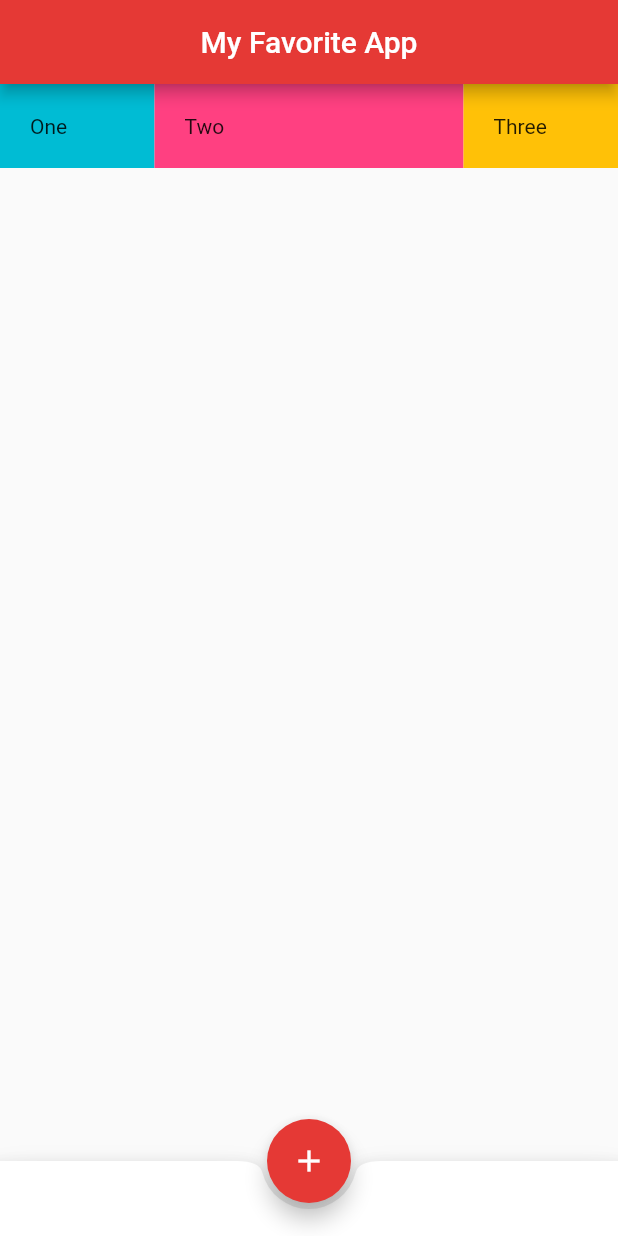
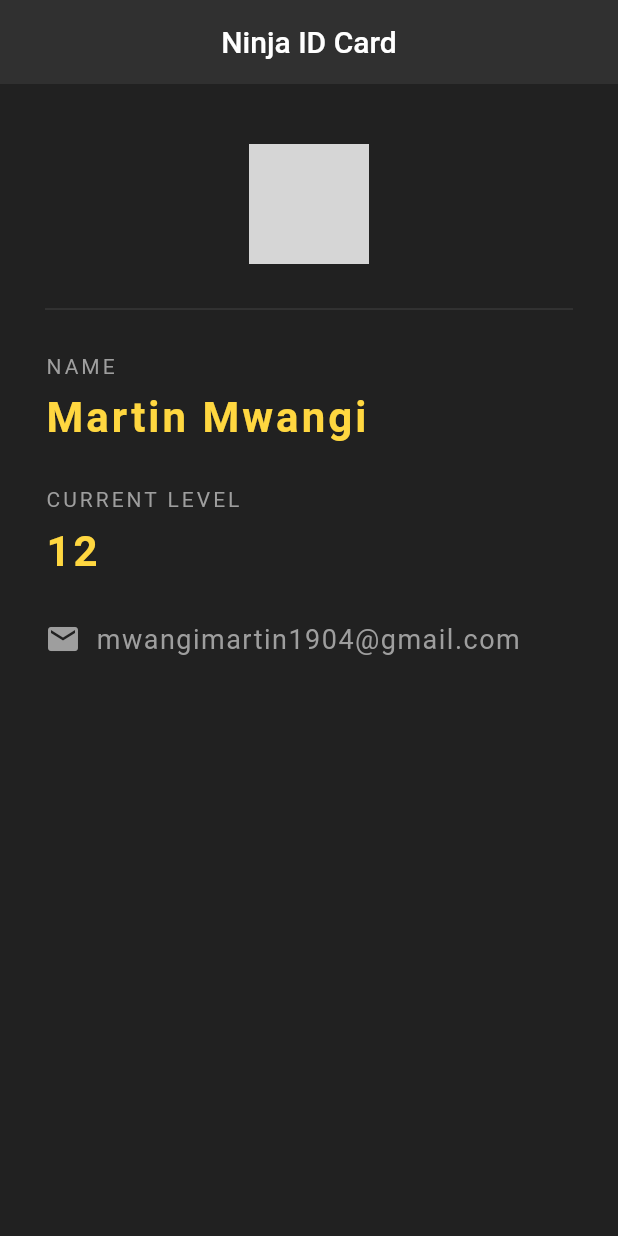
Before and after one commit to marville001/learn-flutter, a Flutter app: the screen it shows after launch, on a phone screen of 412 x 824 dp. Run offline on Flutter 3.47's test engine with Material 2 defaults, Android fonts, the phone set to English and light mode, and no system bars; grey boxes are pictures that could not be loaded.

```diff
--- a/lib/main.dart
+++ b/lib/main.dart
@@ -1,63 +1,100 @@
 import 'package:flutter/material.dart';
 
-void main() =>
-    runApp(const MaterialApp(debugShowCheckedModeBanner: false, home: Home()));
+void main() {
+  runApp(const MaterialApp(
+    debugShowCheckedModeBanner: false,
+    home: NinjaCard(),
+  ));
+}
 
-class Home extends StatefulWidget {
-  const Home({Key? key}) : super(key: key);
+class NinjaCard extends StatefulWidget {
+  const NinjaCard({Key? key}) : super(key: key);
 
   @override
-  State<Home> createState() => _HomeState();
+  State<NinjaCard> createState() => _NinjaCardState();
 }
 
-class _HomeState extends State<Home> {
+class _NinjaCardState extends State<NinjaCard> {
   @override
   Widget build(BuildContext context) {
     return Scaffold(
+        backgroundColor: Colors.grey[900],
         appBar: AppBar(
-        title: const Text("My Favorite App"),
+          title: const Text("Ninja ID Card"),
           centerTitle: true,
-        backgroundColor: Colors.red[600],
+          backgroundColor: Colors.grey[850],
+          elevation: 0.0,
         ),
-      body: Row(
-        children: [
-          Expanded(
-            flex: 1,
-            child: Container(
-              padding: const EdgeInsets.all(20.0),
-              color: Colors.cyan,
-              child: const Text("One"),
+        body: Padding(
+          padding: const EdgeInsets.fromLTRB(30.0, 40.0, 30.0, 0.0),
+          child: Column(
+            crossAxisAlignment: CrossAxisAlignment.start,
+            children: <Widget>[
+              Center(
+                child: CircleAvatar(
+                  backgroundImage: AssetImage("assets/thumb.jpg"),
+                  radius: 40.0,
                 ),
               ),
-          Expanded(
-            flex: 2,
-            child: Container(
-              padding: const EdgeInsets.all(20.0),
-              color: Colors.pinkAccent,
-              child: const Text("Two"),
+              Divider(
+                height: 60.0,
+                color: Colors.grey[800],
               ),
+              Text(
+                "NAME",
+                style: TextStyle(color: Colors.grey, letterSpacing: 2.0),
               ),
-          Expanded(
-            flex: 1,
-            child: Container(
-              padding: const EdgeInsets.all(20.0),
-              color: Colors.amber,
-              child: const Text("Three"),
+              SizedBox(
+                height: 10,
               ),
+              Text(
+                "Martin Mwangi",
+                style: TextStyle(
+                    color: Colors.amberAccent,
+                    letterSpacing: 2.0,
+                    fontWeight: FontWeight.bold,
+                    fontSize: 28.0),
+              ),
+              SizedBox(
+                height: 30,
+              ),
+              Text(
+                "CURRENT LEVEL",
+                style: TextStyle(color: Colors.grey, letterSpacing: 2.0),
+              ),
+              SizedBox(
+                height: 10,
+              ),
+              Text(
+                "12",
+                style: TextStyle(
+                    color: Colors.amberAccent,
+                    letterSpacing: 2.0,
+                    fontWeight: FontWeight.bold,
+                    fontSize: 28.0),
+              ),
+              SizedBox(
+                height: 30,
+              ),
+              Row(
+                children: const <Widget>[
+                  Icon(
+                    Icons.email,
+                    color: Colors.grey,
+                  ),
+                  SizedBox(width: 10.0,),
+                  Text(
+                    "mwangimartin1904@gmail.com",
+                    style: TextStyle(
+                        color: Colors.grey,
+                        fontSize: 18.0,
+                        letterSpacing: 1.0
+                    ),
+                  )
+                ],
               ),
             ],
           ),
-      bottomNavigationBar: BottomAppBar(
-        shape: const CircularNotchedRectangle(),
-        child: Container(height: 50.0),
-      ),
-      floatingActionButton: FloatingActionButton(
-        onPressed: () => {},
-        tooltip: 'Increment Counter',
-        backgroundColor: Colors.red[600],
-        child: const Icon(Icons.add),
-      ),
-      floatingActionButtonLocation: FloatingActionButtonLocation.centerDocked,
-    );
+        ));
   }
 }
--- a/pubspec.yaml
+++ b/pubspec.yaml
@@ -58,8 +58,8 @@ flutter:
   uses-material-design: true
 
   # To add assets to your application, add an assets section, like this:
-  # assets:
-  #   - images/a_dot_burr.jpeg
+  assets:
+     - images/thumb.jpg
   #   - images/a_dot_ham.jpeg
 
   # An image asset can refer to one or more resolution-specific "variants", see
```
Also changed, not shown: assets/thumb.jpg (added). Lines whose indentation alone changed are shown as unchanged.
